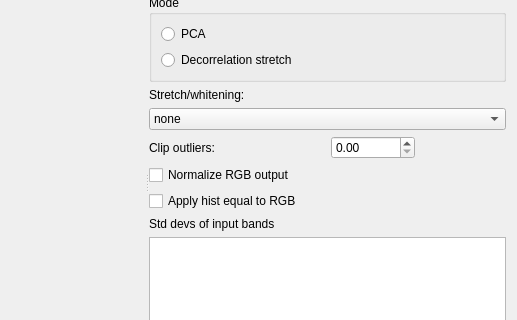
AU-ExoMars/PCOT, file src/pcot/assets/tabPCA.ui: the form before one commit; both pictures show x 425 to 942 and y 85 to 405 of the 942 by 533 pixel window.
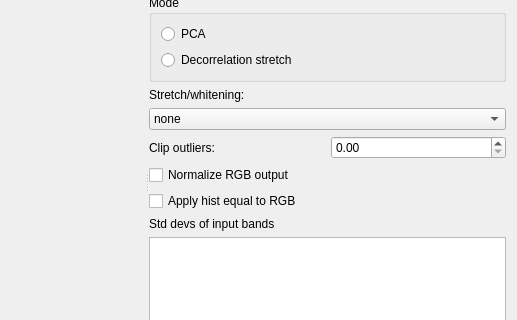
The form after the commit. Custom widgets are drawn as their Qt base class.

Commit message: adjustments to PCA node layout

The edit to the form file:
```diff
--- a/src/pcot/assets/tabPCA.ui
+++ b/src/pcot/assets/tabPCA.ui
@@ -47,16 +47,6 @@
        </size>
       </property>
       <layout class="QGridLayout" name="gridLayout">
-       <item row="6" column="0" colspan="2">
-        <widget class="QCheckBox" name="norm">
-         <property name="layoutDirection">
-          <enum>Qt::LeftToRight</enum>
-         </property>
-         <property name="text">
-          <string>Normalize RGB output</string>
-         </property>
-        </widget>
-       </item>
        <item row="1" column="0" colspan="4">
         <widget class="QGroupBox" name="groupBox_2">
          <property name="title">
@@ -101,9 +91,6 @@
          </property>
         </widget>
        </item>
-       <item row="5" column="2">
-        <widget class="QDoubleSpinBox" name="clip"/>
-       </item>
        <item row="0" column="0" colspan="4">
         <widget class="QGroupBox" name="groupBox">
          <property name="sizePolicy">
@@ -181,6 +168,19 @@
          </property>
         </widget>
        </item>
+       <item row="6" column="0" colspan="4">
+        <widget class="QCheckBox" name="norm">
+         <property name="layoutDirection">
+          <enum>Qt::LeftToRight</enum>
+         </property>
+         <property name="text">
+          <string>Normalize RGB output</string>
+         </property>
+        </widget>
+       </item>
+       <item row="5" column="2" colspan="2">
+        <widget class="QDoubleSpinBox" name="clip"/>
+       </item>
       </layout>
      </widget>
     </widget>
```
